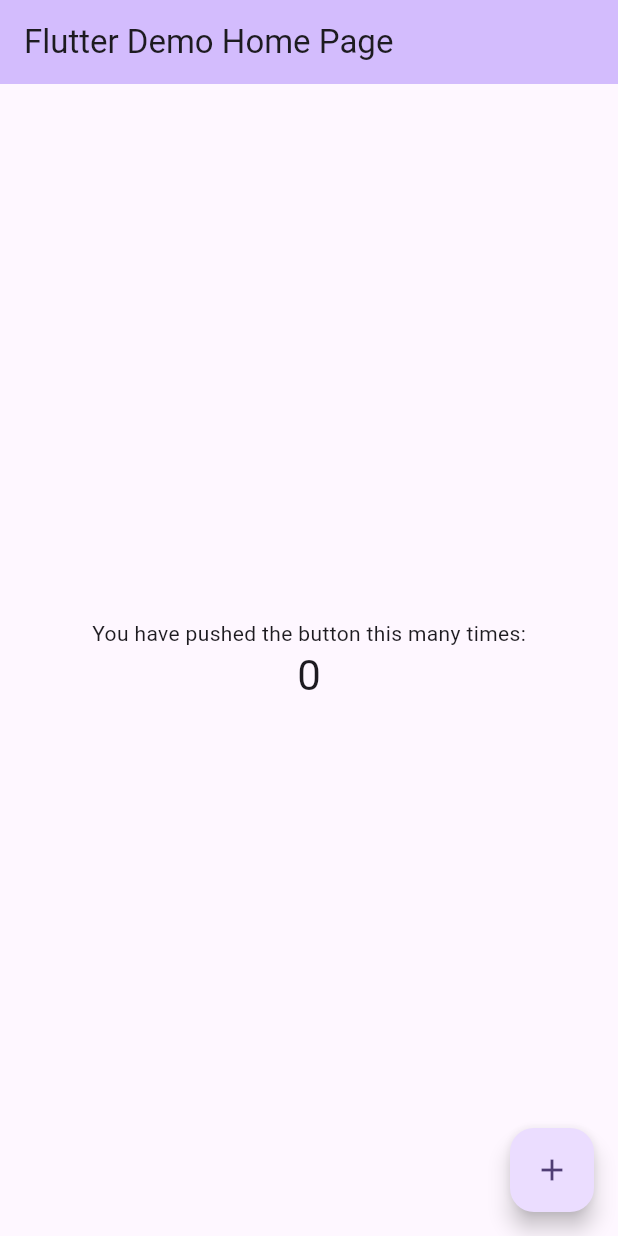
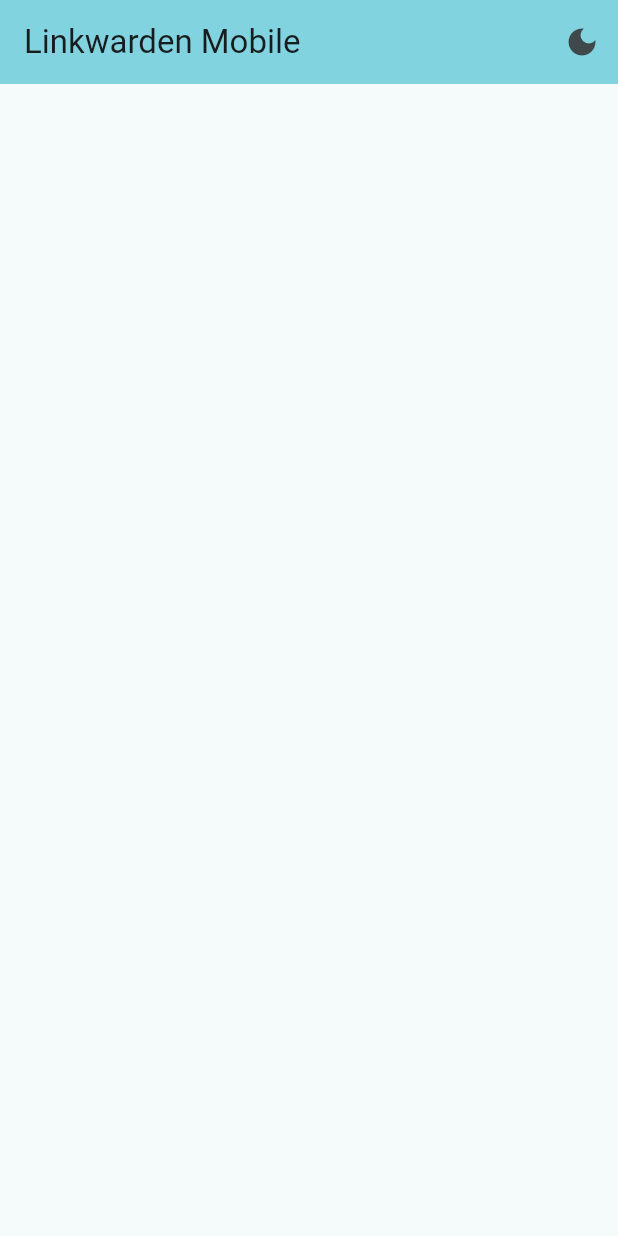
Before and after one commit to arran4/send_to_linkwarden, a Flutter app: the screen it shows after launch, on a phone screen of 412 x 824 dp. Run offline on Flutter 3.47's test engine with Material 3 defaults, Android fonts, the phone set to English and light mode, and no system bars; our stand-ins replace shared_preferences.

Commit message:
Dark mode.

```diff
--- a/lib/main.dart
+++ b/lib/main.dart
@@ -1,125 +1,35 @@
 import 'package:flutter/material.dart';
+import 'package:linkwarden_mobile/state/dark_mode_notifier.dart';
+import 'package:linkwarden_mobile/view/default.dart';
+import 'package:linkwarden_mobile/view/main.dart';
 
 void main() {
-  runApp(const MyApp());
+  runApp(const LinkwardenMobileApp());
 }
 
-class MyApp extends StatelessWidget {
-  const MyApp({super.key});
+class LinkwardenMobileApp extends StatelessWidget {
+  const LinkwardenMobileApp({super.key});
 
   // This widget is the root of your application.
   @override
   Widget build(BuildContext context) {
-    return MaterialApp(
-      title: 'Flutter Demo',
-      theme: ThemeData(
-        // This is the theme of your application.
-        //
-        // TRY THIS: Try running your application with "flutter run". You'll see
-        // the application has a purple toolbar. Then, without quitting the app,
-        // try changing the seedColor in the colorScheme below to Colors.green
-        // and then invoke "hot reload" (save your changes or press the "hot
-        // reload" button in a Flutter-supported IDE, or press "r" if you used
-        // the command line to start the app).
-        //
-        // Notice that the counter didn't reset back to zero; the application
-        // state is not lost during the reload. To reset the state, use hot
-        // restart instead.
-        //
-        // This works for code too, not just values: Most code changes can be
-        // tested with just a hot reload.
-        colorScheme: ColorScheme.fromSeed(seedColor: Colors.deepPurple),
-        useMaterial3: true,
-      ),
-      home: const MyHomePage(title: 'Flutter Demo Home Page'),
-    );
+    return ValueListenableBuilder<bool>(
+        valueListenable: darkModeNotifier,
+        builder: (BuildContext context, bool isDark, Widget? child) {
+          return MaterialApp(
+            title: 'Linkwarden Mobile',
+            themeMode: isDark ? ThemeMode.dark : ThemeMode.light,
+            theme: ThemeData(
+              colorScheme: ColorScheme.fromSeed(seedColor: Colors.white),
+              useMaterial3: true,
+            ),
+            darkTheme: ThemeData.dark(
+              useMaterial3: true,
+            ),
+            routes: {
+              "/": (BuildContext context) => const MainView(),
+            },
+          );
+        });
   }
 }
-
-class MyHomePage extends StatefulWidget {
-  const MyHomePage({super.key, required this.title});
-
-  // This widget is the home page of your application. It is stateful, meaning
-  // that it has a State object (defined below) that contains fields that affect
-  // how it looks.
-
-  // This class is the configuration for the state. It holds the values (in this
-  // case the title) provided by the parent (in this case the App widget) and
-  // used by the build method of the State. Fields in a Widget subclass are
-  // always marked "final".
-
-  final String title;
-
-  @override
-  State<MyHomePage> createState() => _MyHomePageState();
-}
-
-class _MyHomePageState extends State<MyHomePage> {
-  int _counter = 0;
-
-  void _incrementCounter() {
-    setState(() {
-      // This call to setState tells the Flutter framework that something has
-      // changed in this State, which causes it to rerun the build method below
-      // so that the display can reflect the updated values. If we changed
-      // _counter without calling setState(), then the build method would not be
-      // called again, and so nothing would appear to happen.
-      _counter++;
-    });
-  }
-
-  @override
-  Widget build(BuildContext context) {
-    // This method is rerun every time setState is called, for instance as done
-    // by the _incrementCounter method above.
-    //
-    // The Flutter framework has been optimized to make rerunning build methods
-    // fast, so that you can just rebuild anything that needs updating rather
-    // than having to individually change instances of widgets.
-    return Scaffold(
-      appBar: AppBar(
-        // TRY THIS: Try changing the color here to a specific color (to
-        // Colors.amber, perhaps?) and trigger a hot reload to see the AppBar
-        // change color while the other colors stay the same.
-        backgroundColor: Theme.of(context).colorScheme.inversePrimary,
-        // Here we take the value from the MyHomePage object that was created by
-        // the App.build method, and use it to set our appbar title.
-        title: Text(widget.title),
-      ),
-      body: Center(
-        // Center is a layout widget. It takes a single child and positions it
-        // in the middle of the parent.
-        child: Column(
-          // Column is also a layout widget. It takes a list of children and
-          // arranges them vertically. By default, it sizes itself to fit its
-          // children horizontally, and tries to be as tall as its parent.
-          //
-          // Column has various properties to control how it sizes itself and
-          // how it positions its children. Here we use mainAxisAlignment to
-          // center the children vertically; the main axis here is the vertical
-          // axis because Columns are vertical (the cross axis would be
-          // horizontal).
-          //
-          // TRY THIS: Invoke "debug painting" (choose the "Toggle Debug Paint"
-          // action in the IDE, or press "p" in the console), to see the
-          // wireframe for each widget.
-          mainAxisAlignment: MainAxisAlignment.center,
-          children: <Widget>[
-            const Text(
-              'You have pushed the button this many times:',
-            ),
-            Text(
-              '$_counter',
-              style: Theme.of(context).textTheme.headlineMedium,
-            ),
-          ],
-        ),
-      ),
-      floatingActionButton: FloatingActionButton(
-        onPressed: _incrementCounter,
-        tooltip: 'Increment',
-        child: const Icon(Icons.add),
-      ), // This trailing comma makes auto-formatting nicer for build methods.
-    );
-  }
-}
--- /dev/null
+++ b/lib/view/main.dart
@@ -0,0 +1,42 @@
+import 'package:flutter/material.dart';
+import 'package:linkwarden_mobile/state/dark_mode_notifier.dart';
+
+class MainView extends StatefulWidget {
+  const MainView({super.key});
+  @override
+  State<MainView> createState() => _MainViewState();
+}
+
+class _MainViewState extends State<MainView> {
+
+
+  @override
+  Widget build(BuildContext context) {
+    return Scaffold(
+      appBar: AppBar(
+        backgroundColor: Theme.of(context).colorScheme.inversePrimary,
+        title: const Text("Linkwarden Mobile"),
+        actions: [
+          IconButton(onPressed: _darkMode, icon: const Icon(Icons.dark_mode)),
+        ],
+      ),
+      body: Center(
+        child: Column(
+          mainAxisAlignment: MainAxisAlignment.center,
+          children: <Widget>[
+          ],
+        ),
+      ),
+    );
+  }
+
+  @override
+  void initState() {
+    super.initState();
+    loadDarkMode();
+  }
+
+  void _darkMode() async {
+    setDarkMode(!darkModeNotifier.value);
+  }
+}
--- a/pubspec.yaml
+++ b/pubspec.yaml
@@ -30,7 +30,7 @@ environment:
 dependencies:
   flutter:
     sdk: flutter
-
+  shared_preferences: ^2.3.2
 
   # The following adds the Cupertino Icons font to your application.
   # Use with the CupertinoIcons class for iOS style icons.
```
Also changed, not shown: lib/core/loud_queue.dart (added, +35 -0 lines), lib/core/pub_sub_queue.dart (added, +34 -0 lines), lib/core/pub_sub_replay.dart (added, +35 -0 lines), lib/state/dark_mode_notifier.dart (added, +17 -0 lines), lib/view/default.dart (added, +26 -0 lines), pubspec.lock, 2 other files.
